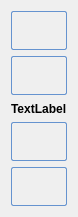
Before: the Qt Designer form POML060_v1/currentbuttonone.ui in viniltc/POML060, drawn with Qt 5.
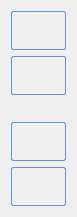
After: the same form once the commit is applied. Icons and pictures are not drawn.

Patch:
```diff
--- a/POML060_v1/currentbuttonone.ui
+++ b/POML060_v1/currentbuttonone.ui
@@ -133,7 +133,7 @@
         </font>
        </property>
        <property name="text">
-        <string>TextLabel</string>
+        <string/>
        </property>
       </widget>
      </item>
```
